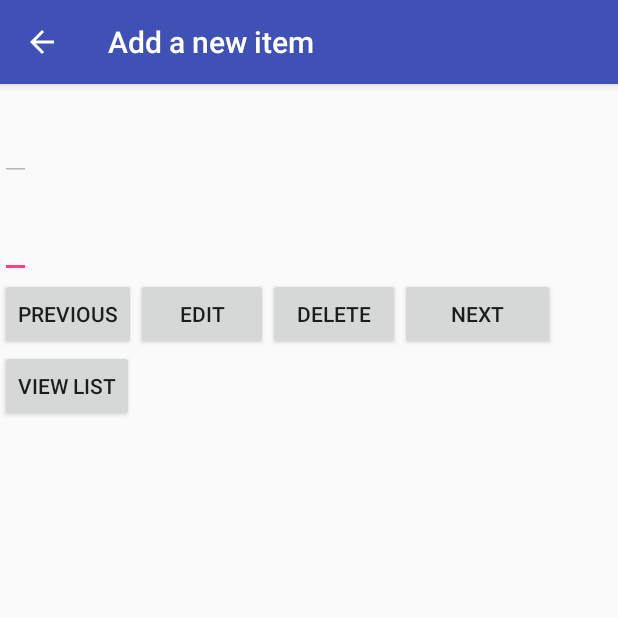
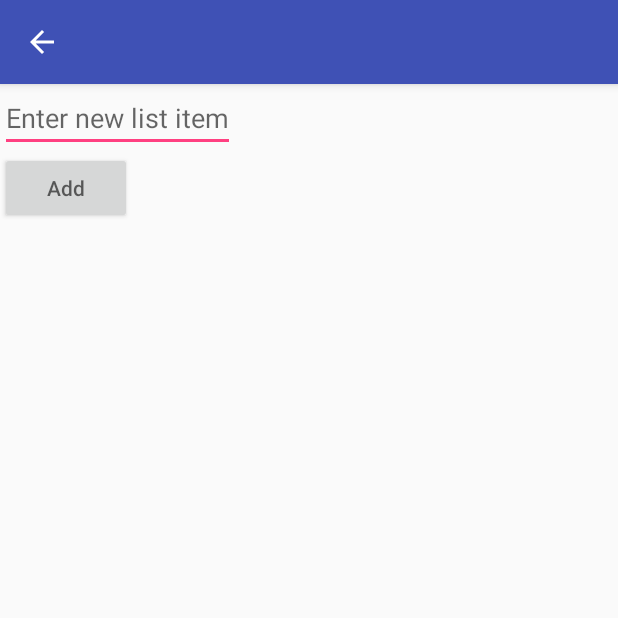
Before and after one commit to jamessct/2DewProject2, an Android app: the ViewLists screen opened directly, with no data from a screen before it, after a tap on "VIEW LIST", on a phone screen of 412 x 824 dp, the top half of it. Run offline under Robolectric (Android 15) with nearby library versions, the phone set to English and light mode, and no system bars; 2 statements that could not run were skipped.

Commit message:
havenae commited in a while, done some things

```diff
--- a/app/src/main/java/com/example/user/todolist/ViewLists.java
+++ b/app/src/main/java/com/example/user/todolist/ViewLists.java
@@ -58,7 +58,7 @@ public class ViewLists extends AppCompatActivity implements View.OnClickListener
         btnAdd.setOnClickListener(new View.OnClickListener() {
             @Override
             public void onClick(View view) {
-                Intent intent = new Intent(.this, About.class);
+                Intent intent = new Intent(ViewLists.this, IndividualList.class);
 
                 startActivity(intent);
             }
--- a/app/src/main/res/layout/individual_list.xml
+++ b/app/src/main/res/layout/individual_list.xml
@@ -15,4 +15,18 @@
         android:layout_height="wrap_content"
         android:hint="Add"/>
 
+    <ScrollView
+        android:layout_width="match_parent"
+        android:layout_height="match_parent" >
+
+        <TableLayout
+            android:id="@+id/table_lists"
+            android:layout_width="match_parent"
+            android:layout_height="match_parent"
+            android:padding="10dp"
+            android:shrinkColumns="*"
+            android:stretchColumns="*" >
+        </TableLayout>
+    </ScrollView>
+
 </LinearLayout>
```
Also changed, not shown: app/src/main/java/com/example/user/todolist/DisplayListItems.java (added, +7 -0 lines), app/src/main/java/com/example/user/todolist/IndividualList.java (+7 -7 lines), app/src/main/res/layout/display_list_items.xml (added, +11 -0 lines).
